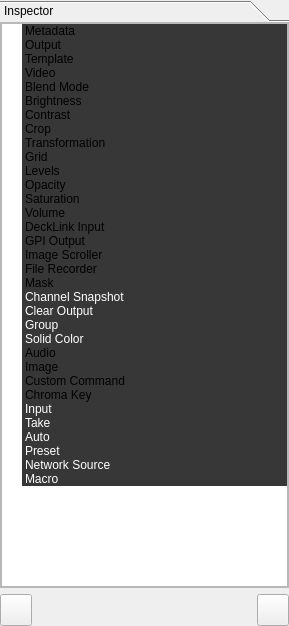
Above: src/Widgets/Inspector/InspectorWidget.ui from CasparCG/client before the change. Below: the same form after it.
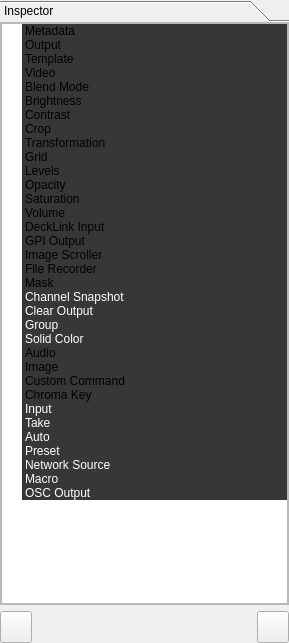
That is the form after the change.

Commit message: Added support for OSC output.

What changed in the file:
```diff
--- a/src/Widgets/Inspector/InspectorWidget.ui
+++ b/src/Widgets/Inspector/InspectorWidget.ui
@@ -7,7 +7,7 @@
     <x>0</x>
     <y>0</y>
     <width>289</width>
-    <height>626</height>
+    <height>643</height>
    </rect>
   </property>
   <property name="sizePolicy">
@@ -49,7 +49,7 @@
         <x>0</x>
         <y>0</y>
         <width>289</width>
-        <height>565</height>
+        <height>582</height>
        </rect>
       </property>
       <property name="sizePolicy">
@@ -85,7 +85,7 @@
             <x>0</x>
             <y>0</y>
             <width>287</width>
-            <height>563</height>
+            <height>580</height>
            </rect>
           </property>
           <layout class="QVBoxLayout" name="verticalLayout_3">
@@ -879,6 +879,29 @@
                </brush>
               </property>
              </item>
+             <item>
+              <property name="text">
+               <string>OSC Output</string>
+              </property>
+              <property name="background">
+               <brush brushstyle="SolidPattern">
+                <color alpha="255">
+                 <red>55</red>
+                 <green>55</green>
+                 <blue>55</blue>
+                </color>
+               </brush>
+              </property>
+              <property name="foreground">
+               <brush brushstyle="SolidPattern">
+                <color alpha="255">
+                 <red>255</red>
+                 <green>255</green>
+                 <blue>255</blue>
+                </color>
+               </brush>
+              </property>
+             </item>
             </widget>
            </item>
           </layout>
```
The commit also changes 32 other files.
